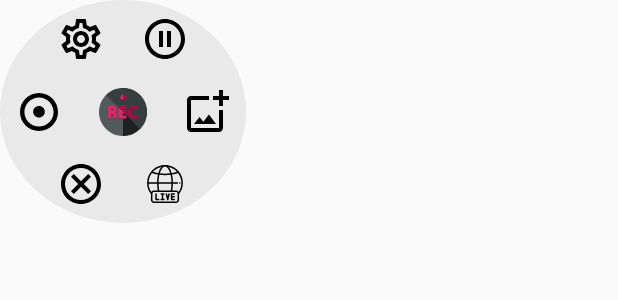
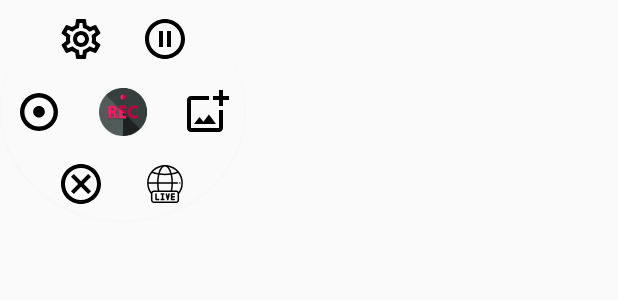
Before and after one commit to chienpm304/Zecorder, an Android app: the layout layout_recording.xml on its own in the app's theme, with its tools: preview values and no code run, on a phone screen of 412 x 824 dp. Shown: the top 300 px of the screen. Run offline under Robolectric (Android 15) with nearby library versions, the phone set to English and light mode, and no system bars.

Commit message:
update controller layout, live click listener

```diff
--- a/app/src/main/res/drawable/bg_circle.xml
+++ b/app/src/main/res/drawable/bg_circle.xml
@@ -1,12 +1,22 @@
 <?xml version="1.0" encoding="utf-8"?>
-<shape
-    xmlns:android="http://schemas.android.com/apk/res/android"
-    android:shape="oval">
 
-    <solid
-        android:color="#1E666666"/>
 
-    <size
-        android:width="192dp"
-        android:height="192dp"/>
-</shape>
+<layer-list xmlns:android="http://schemas.android.com/apk/res/android">
+<item >
+    <shape android:shape="oval">
+        <solid
+            android:color="#4DF3EDED"/>
+
+        <size
+            android:width="192dp"
+            android:height="192dp"/>
+    </shape>
+</item>
+<item android:right="1dp" android:left="1dp" android:bottom="2dp">
+    <shape
+        android:shape="oval">
+        <solid android:color="#4DFFFFFF"/>
+        <corners android:radius="5dp"/>
+    </shape>
+</item>
+</layer-list>
```
Also changed, not shown: app/src/main/java/com/chienpm/zecorder/ui/services/ControllerService.java (+9 -41 lines).
